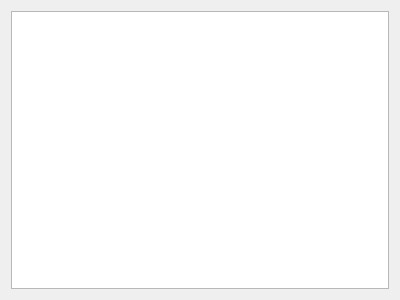
Old version of the form gui/worksheetwidget.ui in the repository megakoko/jira-worksheet.
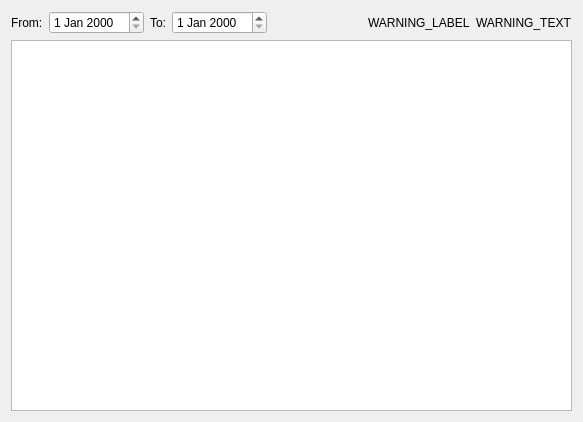
New version of the form.

Commit message: Better error and warning handling

```diff
--- a/gui/worksheetwidget.ui
+++ b/gui/worksheetwidget.ui
@@ -6,14 +6,65 @@
    <rect>
     <x>0</x>
     <y>0</y>
-    <width>400</width>
-    <height>300</height>
+    <width>583</width>
+    <height>422</height>
    </rect>
   </property>
   <property name="windowTitle">
    <string>Form</string>
   </property>
   <layout class="QVBoxLayout" name="verticalLayout">
+   <item>
+    <layout class="QHBoxLayout" name="horizontalLayout">
+     <item>
+      <widget class="QLabel" name="label">
+       <property name="text">
+        <string>From:</string>
+       </property>
+      </widget>
+     </item>
+     <item>
+      <widget class="QDateEdit" name="startDate"/>
+     </item>
+     <item>
+      <widget class="QLabel" name="label_2">
+       <property name="text">
+        <string>To:</string>
+       </property>
+      </widget>
+     </item>
+     <item>
+      <widget class="QDateEdit" name="endDate"/>
+     </item>
+     <item>
+      <spacer name="horizontalSpacer">
+       <property name="orientation">
+        <enum>Qt::Horizontal</enum>
+       </property>
+       <property name="sizeHint" stdset="0">
+        <size>
+         <width>40</width>
+         <height>20</height>
+        </size>
+       </property>
+      </spacer>
+     </item>
+     <item>
+      <widget class="QLabel" name="warningLabel">
+       <property name="text">
+        <string>WARNING_LABEL</string>
+       </property>
+      </widget>
+     </item>
+     <item>
+      <widget class="QLabel" name="warningText">
+       <property name="text">
+        <string>WARNING_TEXT</string>
+       </property>
+      </widget>
+     </item>
+    </layout>
+   </item>
    <item>
     <widget class="QTableView" name="tableView"/>
    </item>
```
The commit also changes 4 other files.
